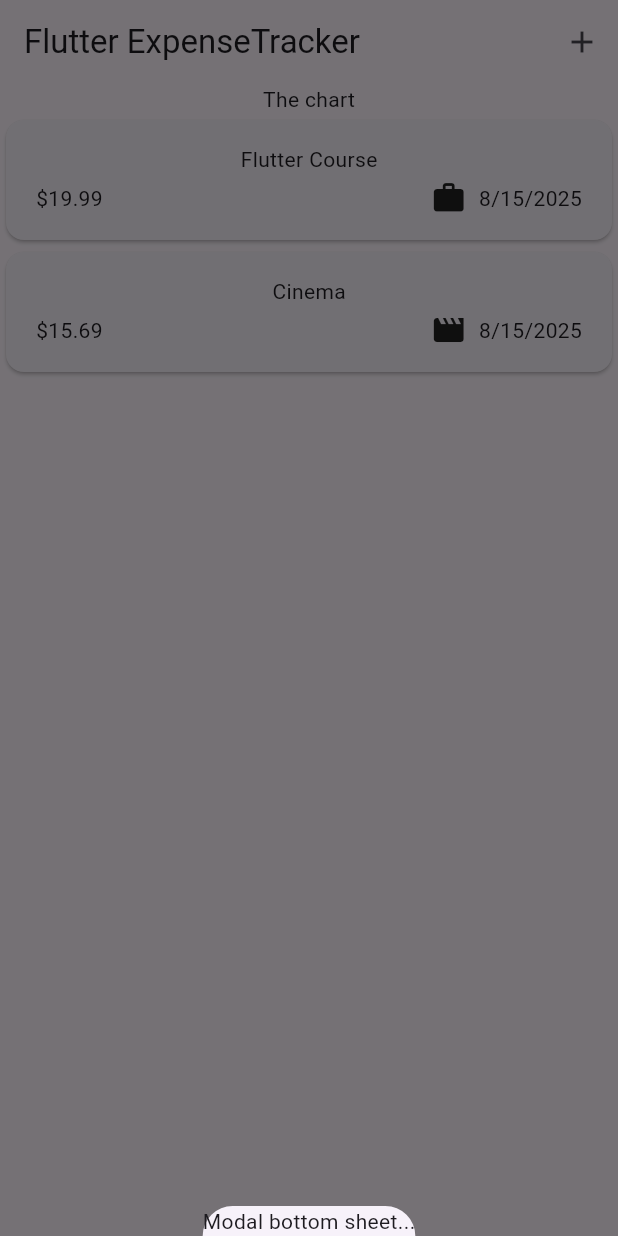
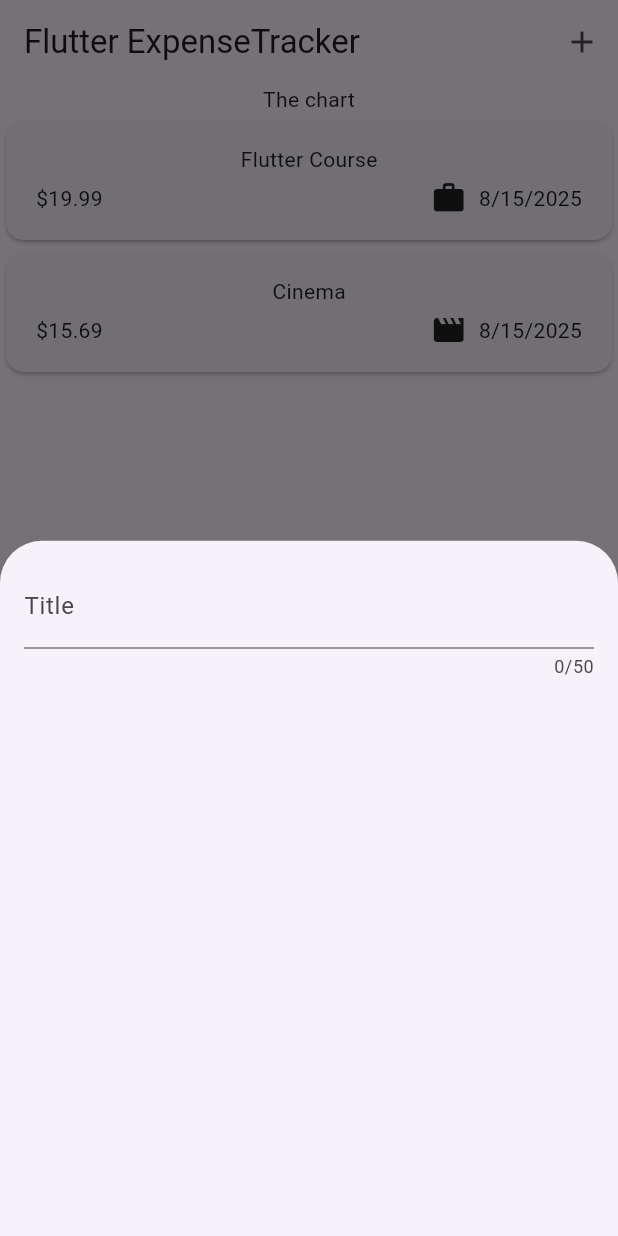
Before and after one commit to halityrd/expense_tracker, a Flutter app: the screen it shows after launch, after a tap on the "add" icon, on a phone screen of 412 x 824 dp. Run offline on Flutter 3.47's test engine with Material 3 defaults, Android fonts, the phone set to English and light mode, and no system bars.

Commit message:
Handling User Input with TextField

```diff
--- a/lib/widgets/expenses.dart
+++ b/lib/widgets/expenses.dart
@@ -1,5 +1,6 @@
 import 'package:expense_tracker/widgets/expenses_list/expenses_list.dart';
 import 'package:expense_tracker/models/expense.dart';
+import 'package:expense_tracker/widgets/new_expense.dart';
 import 'package:flutter/material.dart';
 
 class Expenses extends StatefulWidget {
@@ -30,7 +31,7 @@ class _ExpensesState extends State<Expenses> {
   void _openAddExpensesOverlay() {
     showModalBottomSheet(
       context: context,
-      builder: (ctx) => Text('Modal bottom sheet...'),
+      builder: (ctx) => const NewExpense(),
     );
   }
 
--- /dev/null
+++ b/lib/widgets/new_expense.dart
@@ -0,0 +1,27 @@
+import 'package:flutter/material.dart';
+
+class NewExpense extends StatefulWidget {
+  const NewExpense({super.key});
+
+  @override
+  State<NewExpense> createState() {
+    return _NewExpenseState();
+  }
+}
+
+class _NewExpenseState extends State<NewExpense> {
+  @override
+  Widget build(BuildContext context) {
+    return Padding(
+      padding: const EdgeInsets.all(16),
+      child: Column(
+        children: const [
+          TextField(
+            maxLength: 50,
+            decoration: InputDecoration(label: Text('Title')),
+          ),
+        ],
+      ),
+    );
+  }
+}
```
